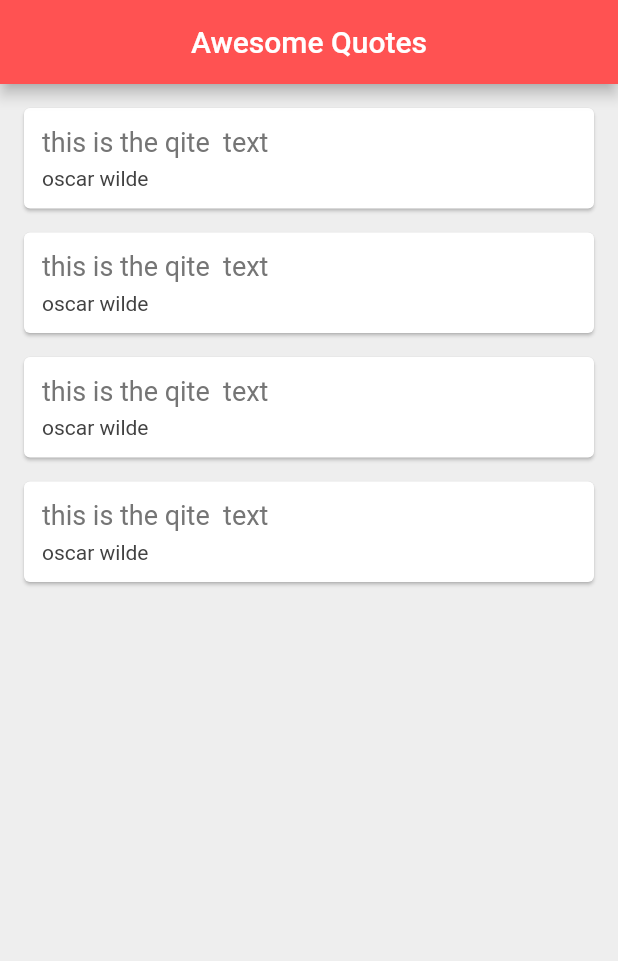
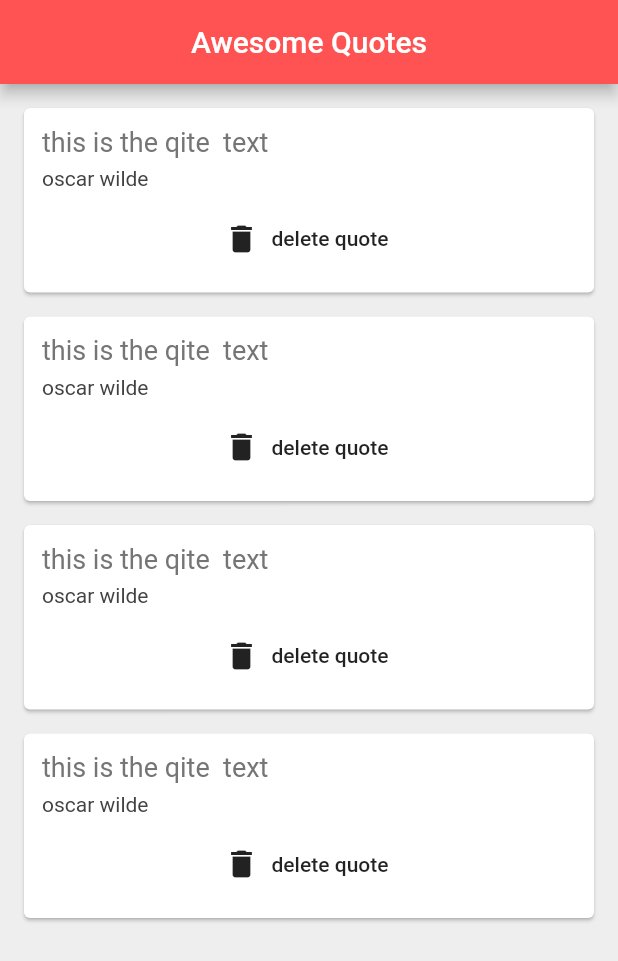
Before and after one commit to tuananh3561/flutter_learning, a Flutter app: the screen it shows after launch, on a phone screen of 412 x 824 dp. Shown: the top 961 px of the screen. Run offline on Flutter 3.47's test engine with Material 2 defaults, Android fonts, the light colour scheme and no system bars.

Commit message:
Functions as Parameters

```diff
--- a/lib/main.dart
+++ b/lib/main.dart
@@ -1,3 +1,5 @@
+import 'dart:math';
+
 import 'package:flutter/material.dart';
 import 'package:ninja_id/quote.dart';
 import 'package:ninja_id/quote_card.dart';
@@ -33,7 +35,17 @@ class _QuoteListState extends State<QuoteList> {
         backgroundColor: Colors.redAccent,
       ),
       body: Column(
-        children: quotes.map((quote) => QuoteCard(quote: quote)).toList(),
+        children: quotes
+            .map((quote) => QuoteCard(
+                  quote: quote,
+                  delete: () {
+                    debugPrint('movieTitle');
+                    setState() {
+                      quotes.remove(quote);
+                    }
+                  },
+                ))
+            .toList(),
       ),
     );
   }
--- a/lib/quote_card.dart
+++ b/lib/quote_card.dart
@@ -1,43 +1,50 @@
 import 'package:flutter/material.dart';
 import 'package:ninja_id/quote.dart';
 
-class QuoteCard extends StatelessWidget {
+class QuoteCard extends StatefulWidget {
   final Quote quote;
+  final VoidCallback delete;
 
-  const QuoteCard({
-    Key? key,
-    required this.quote,
-  }) : super(key: key);
+  const QuoteCard({Key? key, required this.quote, required this.delete})
+      : super(key: key);
 
+  @override
+  State<QuoteCard> createState() => _QuoteCardState();
+}
+
+class _QuoteCardState extends State<QuoteCard> {
   @override
   Widget build(BuildContext context) {
     return Card(
-      margin: EdgeInsets.fromLTRB(16, 16, 16, 0),
+        margin: const EdgeInsets.fromLTRB(16.0, 16.0, 16.0, 0),
         child: Padding(
           padding: const EdgeInsets.all(12.0),
           child: Column(
             crossAxisAlignment: CrossAxisAlignment.stretch,
-          children: [
+            children: <Widget>[
               Text(
-              quote.text,
+                widget.quote.text,
                 style: TextStyle(
-                fontSize: 18,
+                  fontSize: 18.0,
                   color: Colors.grey[600],
                 ),
               ),
-            SizedBox(
-              height: 6.0,
-            ),
+              const SizedBox(height: 6.0),
               Text(
-              quote.author,
+                widget.quote.author,
                 style: TextStyle(
-                fontSize: 14,
+                  fontSize: 14.0,
                   color: Colors.grey[800],
                 ),
               ),
+              const SizedBox(height: 8.0),
+              FlatButton.icon(
+                onPressed: widget.delete,
+                label: Text('delete quote'),
+                icon: Icon(Icons.delete),
+              )
             ],
           ),
-      ),
-    );
+        ));
   }
 }
```
Lines whose indentation alone changed are shown as unchanged.
